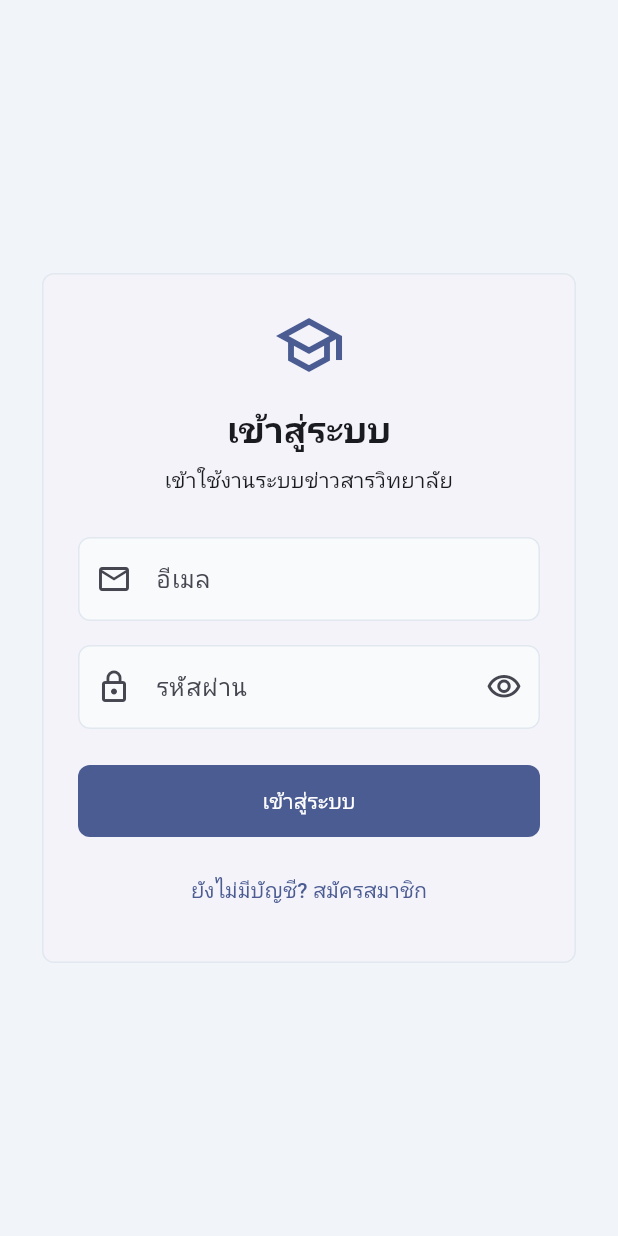
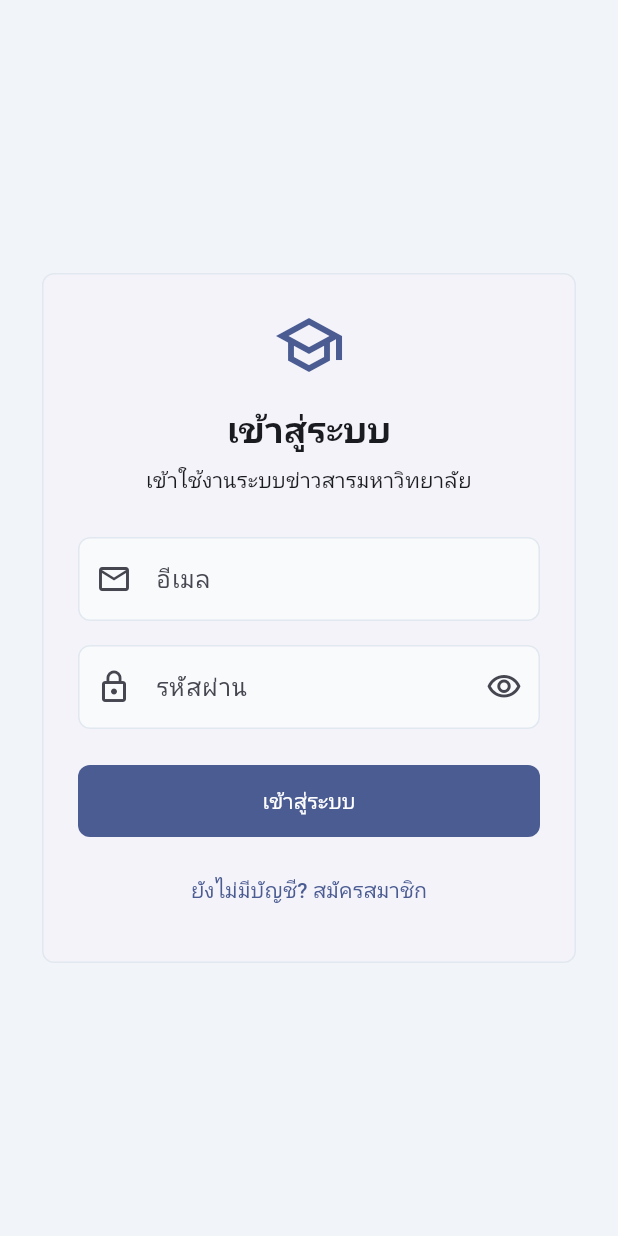
Before and after one commit to PakinB/flutter_college_news_app, a Flutter app: the screen it shows after launch, on a phone screen of 412 x 824 dp. Run offline on Flutter 3.47's test engine with Material 3 defaults, Android fonts, the phone set to English and light mode, and no system bars; our stand-ins replace image_picker, shared_preferences.

```diff
--- a/lib/login.dart
+++ b/lib/login.dart
@@ -117,7 +117,7 @@ class _LoginPageState extends State<LoginPage> {
                         ),
                         const SizedBox(height: 8),
                         Text(
-                          'เข้าใช้งานระบบข่าวสารวิทยาลัย',
+                          'เข้าใช้งานระบบข่าวสารมหาวิทยาลัย',
                           textAlign: TextAlign.center,
                           style: Theme.of(context).textTheme.bodyMedium,
                         ),
--- a/lib/register.dart
+++ b/lib/register.dart
@@ -114,7 +114,7 @@ class _RegisterPageState extends State<RegisterPage> {
                         ),
                         const SizedBox(height: 8),
                         Text(
-                          'สร้างบัญชีเพื่อใช้งานระบบข่าวสารวิทยาลัย',
+                          'สร้างบัญชีเพื่อใช้งานระบบข่าวสารมหาวิทยาลัย',
                           textAlign: TextAlign.center,
                           style: Theme.of(context).textTheme.bodyMedium,
                         ),
```
